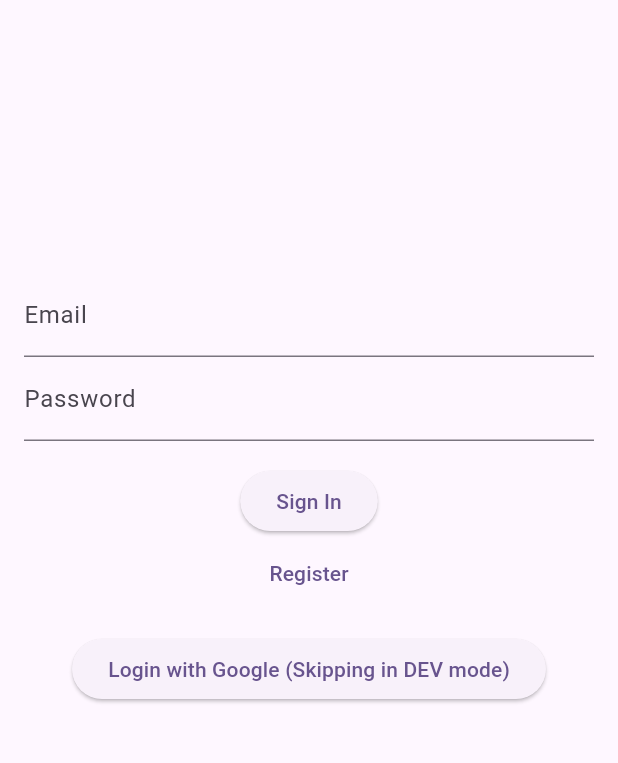
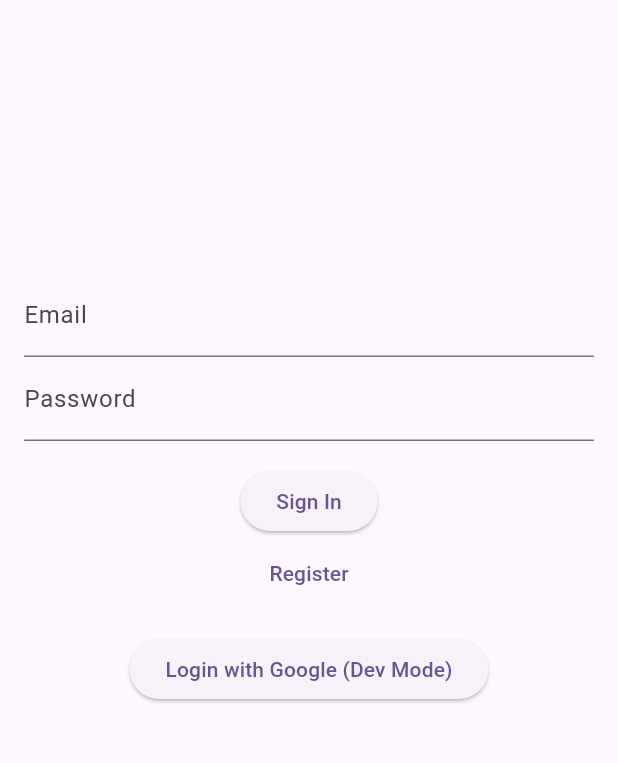
Before and after one commit to pankajsharma2000/steamkids, a Flutter app: the screen it shows after launch, on a phone screen of 412 x 824 dp, the part 258-1021 px from its top. Run offline on Flutter 3.47's test engine with Material 3 defaults, Android fonts, the phone set to English and light mode, and no system bars; our stand-ins replace cloud_firestore, firebase_auth, firebase_core, firebase_storage, flutter_riverpod, go_router and 1 more; accounts and stored records are empty.

Commit message:
updated google login label

```diff
--- a/lib/common/presentation/auth/pages/login_page.dart
+++ b/lib/common/presentation/auth/pages/login_page.dart
@@ -159,7 +159,7 @@ class LoginPage extends ConsumerWidget {
                         await signInWithGoogle(context);
                       }
                     },
-                    child: const Text('Login with Google (Skipping in DEV mode)'),
+                    child: const Text('Login with Google (Dev Mode)'),
                   ),
                 ],
               ),
```
